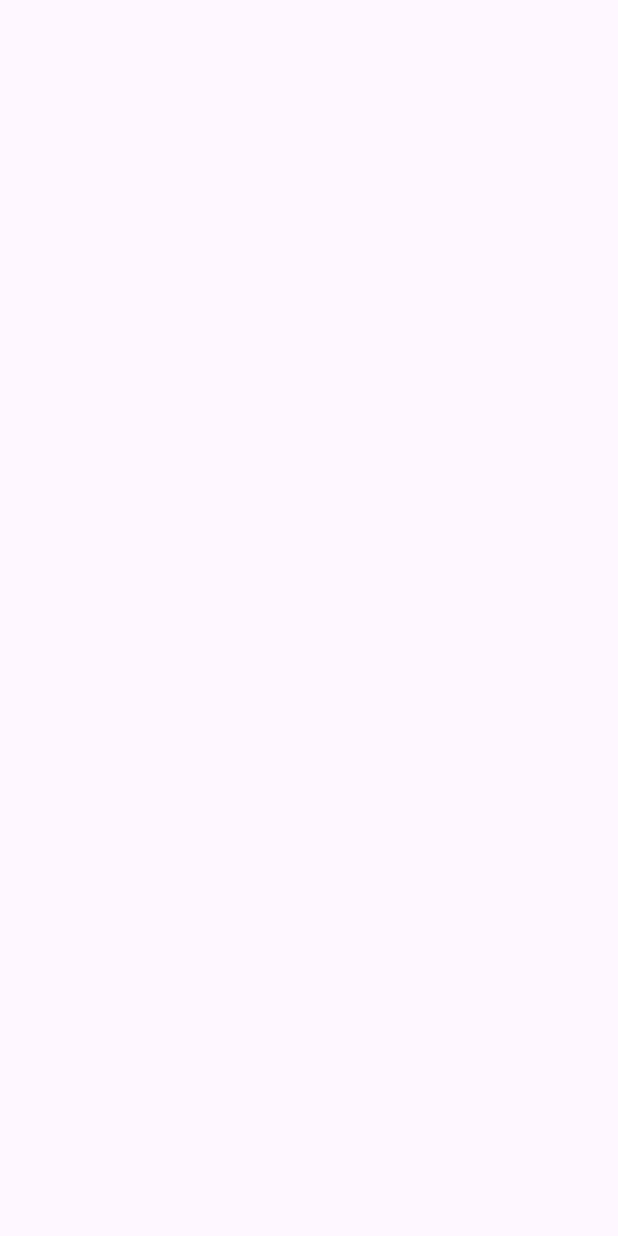
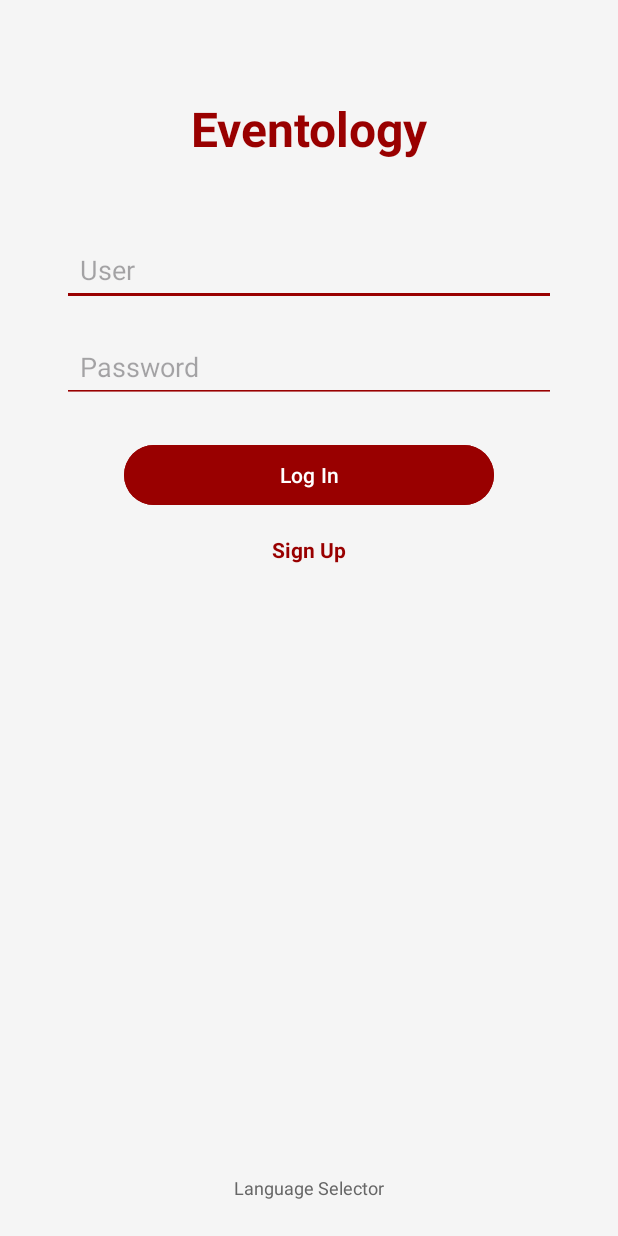
Before and after one commit to Eventolog/android-app, an Android app: the screen it shows after launch (LoginActivity), on a phone screen of 412 x 824 dp. Before the commit the screen is empty. Run offline under Robolectric (Android 15) with nearby library versions, the phone set to English and light mode, and no system bars.

Commit message:
add login

```diff
--- a/app/src/main/java/com/example/eventology/activities/LoginActivity.kt
+++ b/app/src/main/java/com/example/eventology/activities/LoginActivity.kt
@@ -1,8 +1,13 @@
 package com.example.eventology.activities
 
 import android.os.Bundle
+import android.view.MenuItem
+import android.view.View
+import android.widget.PopupMenu
 import androidx.appcompat.app.AppCompatActivity
+import com.example.eventology.R
 import com.example.eventology.databinding.ActivityLoginBinding
+import java.util.*
 
 class LoginActivity : AppCompatActivity() {
     private lateinit var binding: ActivityLoginBinding
@@ -12,5 +17,32 @@ class LoginActivity : AppCompatActivity() {
 
         binding = ActivityLoginBinding.inflate(layoutInflater)
         setContentView(binding.root)
+
+        binding.languageSelector.setOnClickListener { view ->
+            showLanguagePopup(view)
+        }
+    }
+
+    private fun showLanguagePopup(view: View) {
+        val popup = PopupMenu(this, view)
+        popup.menuInflater.inflate(R.menu.language_menu, popup.menu)
+        popup.setOnMenuItemClickListener { item: MenuItem ->
+            when (item.itemId) {
+                R.id.lang_ca -> setAppLocale("ca")
+                R.id.lang_es -> setAppLocale("es")
+                R.id.lang_en -> setAppLocale("en")
+            }
+            true
+        }
+        popup.show()
+    }
+
+    private fun setAppLocale(languageCode: String) {
+        val locale = Locale(languageCode)
+        Locale.setDefault(locale)
+        val config = resources.configuration
+        config.setLocale(locale)
+        createConfigurationContext(config)
+        recreate()
     }
 }
--- a/app/src/main/res/layout/activity_login.xml
+++ b/app/src/main/res/layout/activity_login.xml
@@ -1,6 +1,105 @@
 <?xml version="1.0" encoding="utf-8"?>
 <androidx.constraintlayout.widget.ConstraintLayout xmlns:android="http://schemas.android.com/apk/res/android"
+    xmlns:app="http://schemas.android.com/apk/res-auto"
+    xmlns:tools="http://schemas.android.com/tools"
+    android:id="@+id/login_layout"
     android:layout_width="match_parent"
-    android:layout_height="match_parent">
+    android:layout_height="match_parent"
+    android:background="#F5F5F5"
+    tools:context=".activities.LoginActivity">
+
+    <!-- Title "Eventology" -->
+    <TextView
+        android:id="@+id/appTitle"
+        android:layout_width="wrap_content"
+        android:layout_height="wrap_content"
+        android:text="@string/app_name"
+        android:textSize="32sp"
+        android:textStyle="bold"
+        android:textColor="#990000"
+        android:layout_marginTop="64dp"
+        app:layout_constraintTop_toTopOf="parent"
+        app:layout_constraintStart_toStartOf="parent"
+        app:layout_constraintEnd_toEndOf="parent" />
+
+    <!-- User Field -->
+    <EditText
+        android:id="@+id/usernameEditText"
+        android:layout_width="0dp"
+        android:layout_height="wrap_content"
+        android:hint="@string/user"
+        android:importantForAutofill="no"
+        android:inputType="text"
+        android:padding="12dp"
+        android:backgroundTint="#990000"
+        android:layout_marginTop="48dp"
+        app:layout_constraintTop_toBottomOf="@id/appTitle"
+        app:layout_constraintStart_toStartOf="parent"
+        app:layout_constraintEnd_toEndOf="parent"
+        app:layout_constraintWidth_percent="0.8" />
+
+    <!-- Password Field -->
+    <EditText
+        android:id="@+id/passwordEditText"
+        android:layout_width="0dp"
+        android:layout_height="wrap_content"
+        android:hint="@string/password"
+        android:importantForAutofill="no"
+        android:inputType="textPassword"
+        android:padding="12dp"
+        android:backgroundTint="#990000"
+        android:layout_marginTop="16dp"
+        app:layout_constraintTop_toBottomOf="@id/usernameEditText"
+        app:layout_constraintStart_toStartOf="parent"
+        app:layout_constraintEnd_toEndOf="parent"
+        app:layout_constraintWidth_percent="0.8" />
+
+    <!-- Log In Button -->
+    <Button
+        android:id="@+id/loginButton"
+        android:layout_width="0dp"
+        android:layout_height="wrap_content"
+        android:text="@string/login_text"
+        android:textAllCaps="false"
+        android:textColor="#FFFFFF"
+        android:backgroundTint="#990000"
+        android:layout_marginTop="24dp"
+        app:layout_constraintTop_toBottomOf="@id/passwordEditText"
+        app:layout_constraintStart_toStartOf="parent"
+        app:layout_constraintEnd_toEndOf="parent"
+        app:layout_constraintWidth_percent="0.6" />
+
+    <!-- Register Button -->
+    <TextView
+        android:id="@+id/registerText"
+        android:layout_width="wrap_content"
+        android:layout_height="wrap_content"
+        android:layout_marginTop="16dp"
+        android:clickable="true"
+        android:focusable="true"
+        android:text="@string/register"
+        android:textColor="#990000"
+        android:textSize="14sp"
+        android:textStyle="bold"
+        app:layout_constraintEnd_toEndOf="parent"
+        app:layout_constraintStart_toStartOf="parent"
+        app:layout_constraintTop_toBottomOf="@id/loginButton"
+        tools:ignore="TouchTargetSizeCheck" />
+
+    <!-- Language Selector -->
+    <TextView
+        android:id="@+id/languageSelector"
+        android:layout_width="wrap_content"
+        android:layout_height="wrap_content"
+        android:layout_marginBottom="24dp"
+        android:clickable="true"
+        android:focusable="true"
+        android:text="@string/language_selector"
+        android:textColor="#666666"
+        android:textSize="12sp"
+        app:layout_constraintBottom_toBottomOf="parent"
+        app:layout_constraintEnd_toEndOf="parent"
+        app:layout_constraintStart_toStartOf="parent"
+        tools:ignore="TouchTargetSizeCheck" />
 
 </androidx.constraintlayout.widget.ConstraintLayout>
--- /dev/null
+++ b/app/src/main/res/layout/language_menu.xml
@@ -0,0 +1,6 @@
+<?xml version="1.0" encoding="utf-8"?>
+<androidx.constraintlayout.widget.ConstraintLayout xmlns:android="http://schemas.android.com/apk/res/android"
+    android:layout_width="match_parent"
+    android:layout_height="match_parent">
+
+</androidx.constraintlayout.widget.ConstraintLayout>
--- /dev/null
+++ b/app/src/main/res/menu/language_menu.xml
@@ -0,0 +1,6 @@
+<?xml version="1.0" encoding="utf-8"?>
+<menu xmlns:android="http://schemas.android.com/apk/res/android">
+    <item android:id="@+id/lang_ca" android:title="@string/catalan" />
+    <item android:id="@+id/lang_es" android:title="@string/spanish" />
+    <item android:id="@+id/lang_en" android:title="@string/english" />
+</menu>
--- a/app/src/main/res/values/strings.xml
+++ b/app/src/main/res/values/strings.xml
@@ -1,3 +1,11 @@
 <resources>
     <string name="app_name">Eventology</string>
+    <string name="login_text">Log In</string>
+    <string name="password">Password</string>
+    <string name="user">User</string>
+    <string name="catalan">Catalan</string>
+    <string name="spanish">Spanish</string>
+    <string name="english">English</string>
+    <string name="register">Sign Up</string>
+    <string name="language_selector">Language Selector</string>
 </resources>
```
Also changed, not shown: 2 other files.
